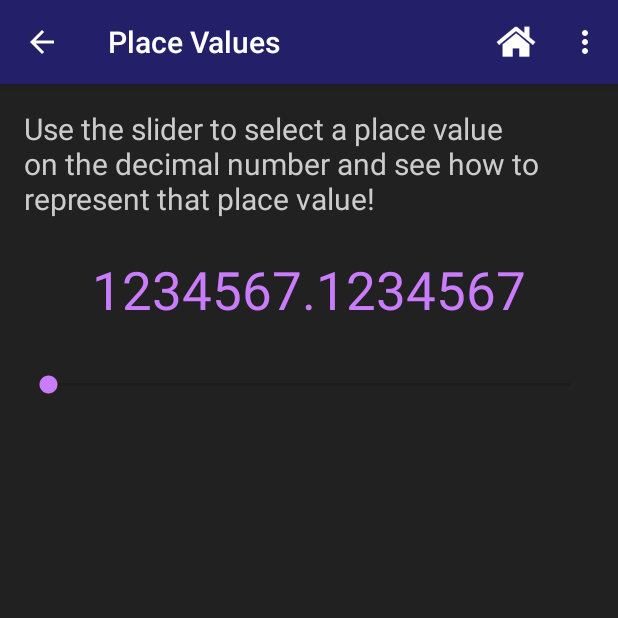
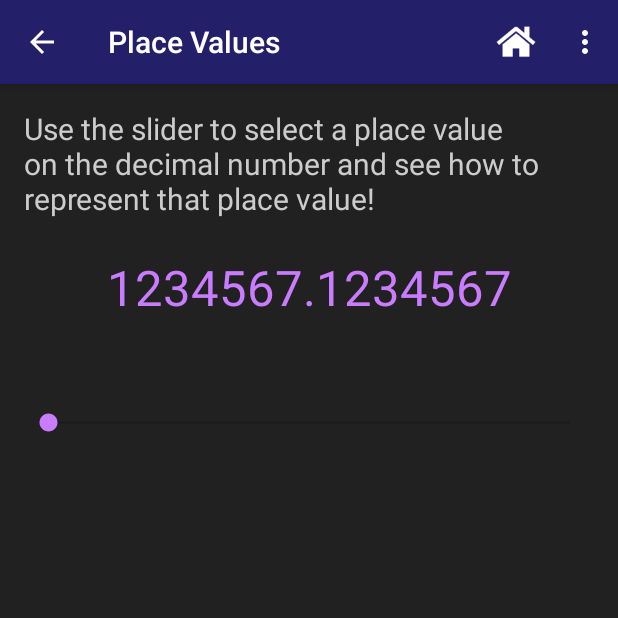
Before and after one commit to MyannaHarris/GEDMobileApp, an Android app: the PlaceValues screen opened directly, with no data from a screen before it, on a phone screen of 412 x 824 dp, the top half of it. Run offline under Robolectric (Android 15) with nearby library versions, the phone set to English and light mode, and no system bars.

Commit message:
Tutorial headings and dynamic sizes for tools

```diff
--- a/GEDAppGUI/app/src/main/java/com/gedappgui/gedappgui/PlaceValues.java
+++ b/GEDAppGUI/app/src/main/java/com/gedappgui/gedappgui/PlaceValues.java
@@ -22,10 +22,13 @@ import android.os.Build;
 import android.support.v7.app.AppCompatActivity;
 import android.os.Bundle;
 import android.text.Html;
+import android.util.DisplayMetrics;
+import android.util.TypedValue;
 import android.view.Menu;
 import android.view.MenuInflater;
 import android.view.MenuItem;
 import android.view.View;
+import android.view.ViewGroup;
 import android.widget.SeekBar;
 import android.widget.TextView;
 
@@ -34,7 +37,7 @@ public class PlaceValues extends AppCompatActivity {
     private String[] places = {
             "Millions, can be represented in this number as 1 * 1,000,000",
             "Hundred Thousands, can be represented in this number as 2 * 100,000",
-        "Ten Thousands, can be represented in this number as 3 * 10,000",
+            "Ten Thousands, can be represented in this number as 3 * 10,000",
             "Thousands, can be represented in this number as 4 * 1,000",
             "Hundreds, can be represented in this number as 5 * 100",
             "Tens, can be represented in this number as 6 * 10",
@@ -114,6 +117,25 @@ public class PlaceValues extends AppCompatActivity {
 
             }
         });
+
+        DisplayMetrics dm = new DisplayMetrics();
+        getWindowManager().getDefaultDisplay().getMetrics(dm);
+        int width = dm.widthPixels;
+        int height = dm.heightPixels;
+
+        TextView ip = (TextView) findViewById(R.id.instructions_place);
+        ip.setTextSize(TypedValue.COMPLEX_UNIT_PX, (float)(height/40));
+        TextView nc = (TextView) findViewById(R.id.number_change);
+        nc.setTextSize(TypedValue.COMPLEX_UNIT_PX, (float)(height/25));
+        TextView pt = (TextView) findViewById(R.id.places_text);
+        pt.setTextSize(TypedValue.COMPLEX_UNIT_PX, (float)(height/40));
+
+        ViewGroup.LayoutParams paramss = seekbar.getLayoutParams();
+
+        paramss.height = (height/10);
+
+        seekbar.setLayoutParams(paramss);
+
 
     }
 
--- a/GEDAppGUI/app/src/main/res/layout/activity_ngzlinks.xml
+++ b/GEDAppGUI/app/src/main/res/layout/activity_ngzlinks.xml
@@ -19,7 +19,7 @@
             android:text="Next Gen Zone Links"
             android:layout_width="match_parent"
             android:layout_height="wrap_content"
-            android:id="@+id/textView"
+            android:id="@+id/Links_header"
             android:gravity="center"
             android:textSize="40sp"
             android:textStyle="bold"
--- a/GEDAppGUI/app/src/main/res/layout/activity_place_values.xml
+++ b/GEDAppGUI/app/src/main/res/layout/activity_place_values.xml
@@ -43,7 +43,9 @@
             android:layout_below="@+id/number_change"
             android:layout_alignParentLeft="true"
             android:layout_alignParentStart="true"
-            android:layout_weight="0.12" />
+            android:layout_weight="0.12"
+            android:maxHeight="1000dp"
+            android:minHeight="0dp"/>
 
         <TextView
             android:text=""
```
Also changed, not shown: GEDAppGUI/app/src/main/java/com/gedappgui/gedappgui/FormulaMemorization.java (+39 -0 lines), GEDAppGUI/app/src/main/java/com/gedappgui/gedappgui/FractionToDecimalTool.java (+19 -0 lines), GEDAppGUI/app/src/main/java/com/gedappgui/gedappgui/GeoAssist.java (+8 -0 lines), GEDAppGUI/app/src/main/java/com/gedappgui/gedappgui/NGZLinks.java (+18 -0 lines), GEDAppGUI/app/src/main/java/com/gedappgui/gedappgui/SlopeCalculator.java (+6 -6 lines), GEDAppGUI/app/src/main/java/com/gedappgui/gedappgui/Tutorial.java (+43 -9 lines), GEDAppGUI/app/src/main/res/drawable/pic_border.xml (added, +7 -0 lines), GEDAppGUI/app/src/main/res/layout/activity_tutorial.xml (+6 -2 lines).
